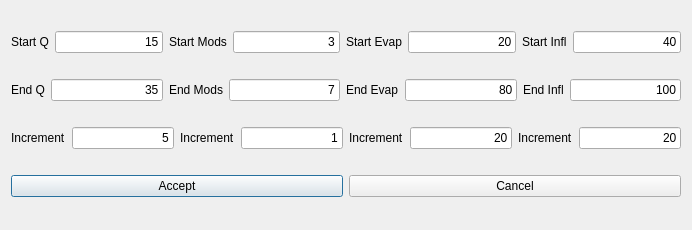
Old version of the form antcolonytestdialog.ui in the repository xQsme/RLP_Qt.
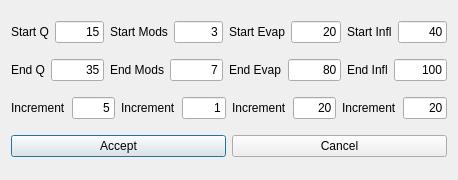
New version of the form.

The edit to the form file:
```diff
--- a/antcolonytestdialog.ui
+++ b/antcolonytestdialog.ui
@@ -6,8 +6,8 @@
    <rect>
     <x>0</x>
     <y>0</y>
-    <width>692</width>
-    <height>230</height>
+    <width>458</width>
+    <height>180</height>
    </rect>
   </property>
   <property name="windowTitle">
```
Left out of the diff: 2 changed lines with no effect on the pictures.
